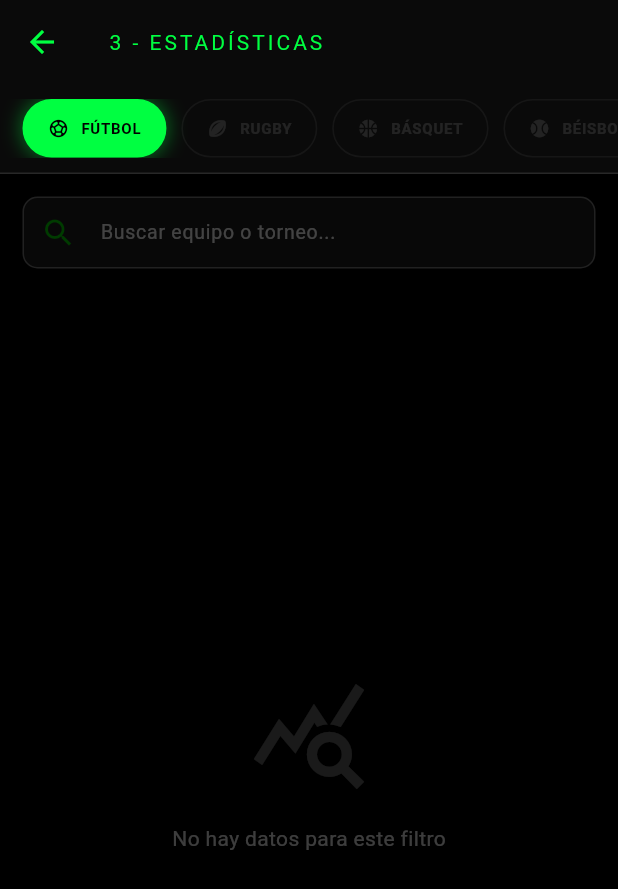
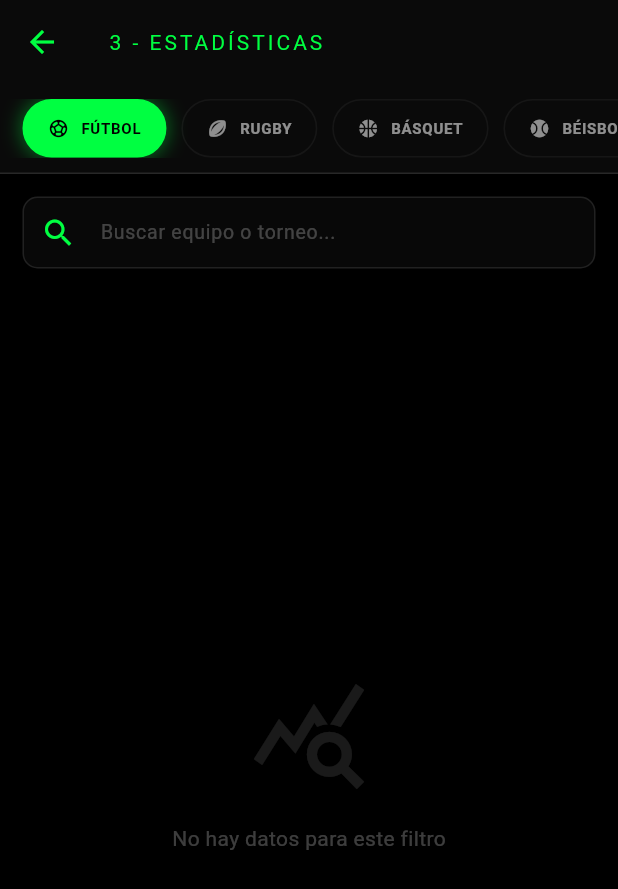
Before and after one commit to martsani72/Sports-Quantum-Stats, a Flutter app: the PantallaEstadisticas screen opened directly, on a phone screen of 412 x 824 dp. Shown: the top 889 px of the screen. Run offline on Flutter 3.47's test engine with Material 3 defaults, Android fonts, the phone set to English and light mode, and no system bars; our stand-ins replace google_mobile_ads, package_info_plus, share_plus, shared_preferences; accounts and stored records are empty; network calls fail.

Commit message:
Mejora de visibilidad y contraste en pantallas Estadísticas, Tablero y Parámetros

```diff
--- a/lib/screens/pantalla_configuracion_dinamica.dart
+++ b/lib/screens/pantalla_configuracion_dinamica.dart
@@ -251,7 +251,7 @@ class _PantallaConfiguracionDinamicaState extends State<PantallaConfiguracionDin
 
   InputDecoration _inputDecoration(String hint, Color fillColor) {
     return InputDecoration(
-      hintText: hint, hintStyle: const TextStyle(color: Colors.white24),
+      hintText: hint, hintStyle: const TextStyle(color: Colors.white54),
       filled: true, fillColor: fillColor == Colors.transparent ? Colors.white.withOpacity(0.05) : fillColor.withOpacity(0.3),
       contentPadding: const EdgeInsets.symmetric(horizontal: 10, vertical: 8),
       enabledBorder: const OutlineInputBorder(borderSide: BorderSide(color: kVerdeOscuro)),
@@ -276,7 +276,7 @@ class _PantallaConfiguracionDinamicaState extends State<PantallaConfiguracionDin
         child: Column(
           crossAxisAlignment: CrossAxisAlignment.start,
           children: [
-            Text(Traductor.get('titulo_partido'), style: const TextStyle(color: kVerdeOscuro, fontSize: 10, letterSpacing: 2, fontWeight: FontWeight.bold)),
+            Text(Traductor.get('titulo_partido'), style: const TextStyle(color: kVerdeNeon, fontSize: 10, letterSpacing: 2, fontWeight: FontWeight.bold)),
             const SizedBox(height: 8),
             TextField(
               controller: _tituloController,
--- a/lib/screens/pantalla_estadisticas.dart
+++ b/lib/screens/pantalla_estadisticas.dart
@@ -120,12 +120,12 @@ class _PantallaEstadisticasState extends State<PantallaEstadisticas> {
                 child: Row(
                   mainAxisSize: MainAxisSize.min,
                   children: [
-                    Icon(icono, size: 14, color: seleccionado ? kNegro : Colors.white10),
+                    Icon(icono, size: 14, color: seleccionado ? kNegro : Colors.white54),
                     const SizedBox(width: 8),
                     Text(
                       Traductor.get(dep).toUpperCase(),
                       style: TextStyle(
-                        color: seleccionado ? kNegro : Colors.white10,
+                        color: seleccionado ? kNegro : Colors.white54,
                         fontSize: 10,
                         fontWeight: FontWeight.bold,
                         letterSpacing: 0.5
@@ -151,12 +151,12 @@ class _PantallaEstadisticasState extends State<PantallaEstadisticas> {
         decoration: InputDecoration(
           hintText: Traductor.get('buscar_equipo_hint'),
           hintStyle: const TextStyle(color: Colors.white24, fontSize: 13),
-          prefixIcon: const Icon(Icons.search, color: kVerdeOscuro),
+          prefixIcon: const Icon(Icons.search, color: kVerdeNeon),
           suffixIcon: _query.isNotEmpty ? IconButton(icon: const Icon(Icons.clear, color: Colors.white24, size: 18), onPressed: () { _searchController.clear(); setState(() => _query = ''); }) : null,
           filled: true,
           fillColor: Colors.white.withOpacity(0.03),
           enabledBorder: OutlineInputBorder(borderSide: const BorderSide(color: Colors.white10), borderRadius: BorderRadius.circular(10)),
-          focusedBorder: OutlineInputBorder(borderSide: const BorderSide(color: kVerdeOscuro), borderRadius: BorderRadius.circular(10)),
+          focusedBorder: OutlineInputBorder(borderSide: const BorderSide(color: kVerdeNeon), borderRadius: BorderRadius.circular(10)),
           contentPadding: const EdgeInsets.symmetric(vertical: 0),
         ),
       ),
@@ -276,7 +276,7 @@ class _PantallaEstadisticasState extends State<PantallaEstadisticas> {
     return Column(
       crossAxisAlignment: CrossAxisAlignment.start,
       children: [
-        Text(Traductor.get('top_equipos'), style: const TextStyle(color: kVerdeOscuro, fontSize: 11, fontWeight: FontWeight.bold, letterSpacing: 2)),
+        Text(Traductor.get('top_equipos'), style: const TextStyle(color: kVerdeNeon, fontSize: 11, fontWeight: FontWeight.bold, letterSpacing: 2)),
         const SizedBox(height: 15),
         if (top3.isEmpty)
           const Text('No hay equipos suficientes', style: TextStyle(color: Colors.white24, fontSize: 12))
@@ -304,7 +304,7 @@ class _PantallaEstadisticasState extends State<PantallaEstadisticas> {
     return Column(
       crossAxisAlignment: CrossAxisAlignment.start,
       children: [
-        Text('REGISTROS RECIENTES', style: const TextStyle(color: kVerdeOscuro, fontSize: 11, fontWeight: FontWeight.bold, letterSpacing: 2)),
+        Text('REGISTROS RECIENTES', style: const TextStyle(color: kVerdeNeon, fontSize: 11, fontWeight: FontWeight.bold, letterSpacing: 2)),
         const SizedBox(height: 15),
         ...ultimos.map((p) => ListTile(
           onTap: () => Navigator.push(context, MaterialPageRoute(builder: (context) => PantallaResumenPartido(partido: p))),
--- a/lib/screens/pantalla_tablero_control.dart
+++ b/lib/screens/pantalla_tablero_control.dart
@@ -665,7 +665,7 @@ class _PantallaTableroControlState extends State<PantallaTableroControl> with Si
           backgroundColor: const Color(0xFF0A0A0A),
           elevation: 0,
           leading: IconButton(icon: const Icon(Icons.arrow_back, color: kVerdeNeon), onPressed: () async { if (await _confirmarSalida()) { if (!mounted) return; Navigator.of(context).pop(); } }),
-          title: Text('TABLERO ${widget.partido.deporte.toUpperCase()}', style: const TextStyle(color: kVerdeOscuro, fontSize: 12, letterSpacing: 2)),
+          title: Text('TABLERO ${widget.partido.deporte.toUpperCase()}', style: const TextStyle(color: kVerdeNeon, fontSize: 12, letterSpacing: 2)),
           centerTitle: true,
         ),
         body: SafeArea(
@@ -822,7 +822,7 @@ class _PantallaTableroControlState extends State<PantallaTableroControl> with Si
                       mainAxisAlignment: MainAxisAlignment.spaceAround,
                       children: [
                         GestureDetector(onTap: () => _mostrarDetallePopUp('CAMBIOS - ${widget.partido.local}', widget.partido.cambiosList['Local']!, 'cambio'), child: _infoCambios('Local')),
-                        Text(Traductor.get('reservas_mayus'), style: TextStyle(color: kVerdeOscuro, fontSize: 10, letterSpacing: 2)),
+                        Text(Traductor.get('reservas_mayus'), style: TextStyle(color: kVerdeNeon, fontSize: 10, letterSpacing: 2)),
                         GestureDetector(onTap: () => _mostrarDetallePopUp('CAMBIOS - ${widget.partido.visita}', widget.partido.cambiosList['Visita']!, 'cambio'), child: _infoCambios('Visita')),
                       ],
                     ),
@@ -924,7 +924,7 @@ class _PantallaTableroControlState extends State<PantallaTableroControl> with Si
           Text('V: $hechasV/$maxV', style: const TextStyle(color: Colors.white54, fontSize: 9)),
         ],
         const SizedBox(width: 6),
-        const Icon(Icons.remove_red_eye, color: Colors.white24, size: 12),
+        const Icon(Icons.remove_red_eye, color: Colors.white70, size: 12),
       ],
     );
   }
```
